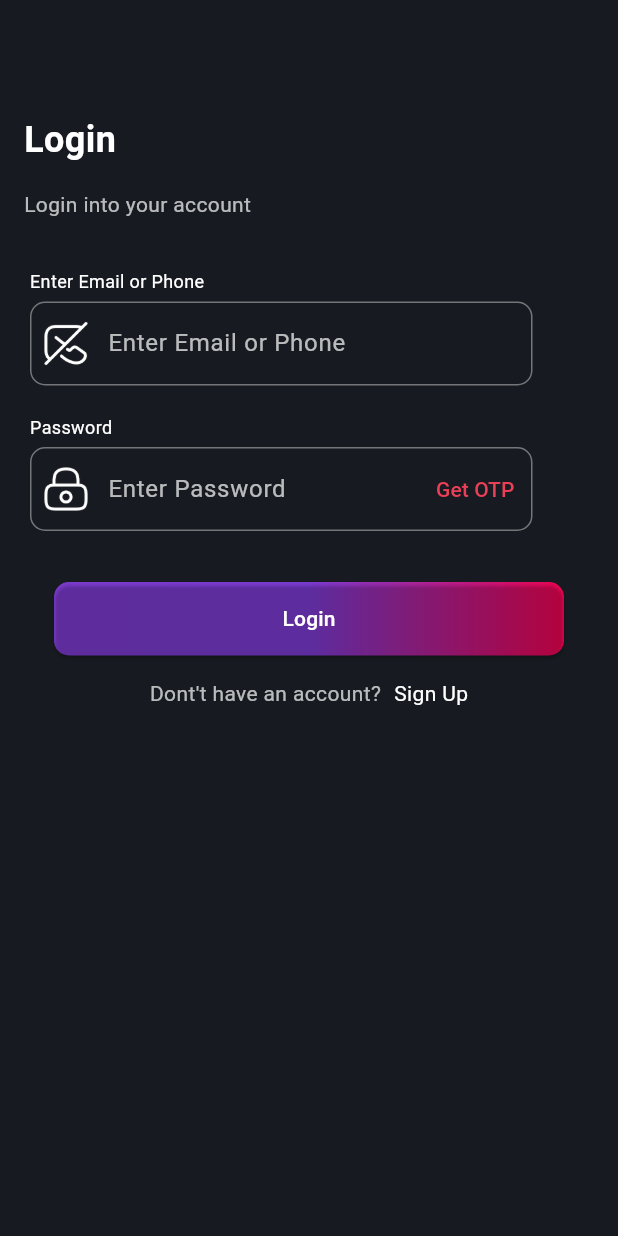
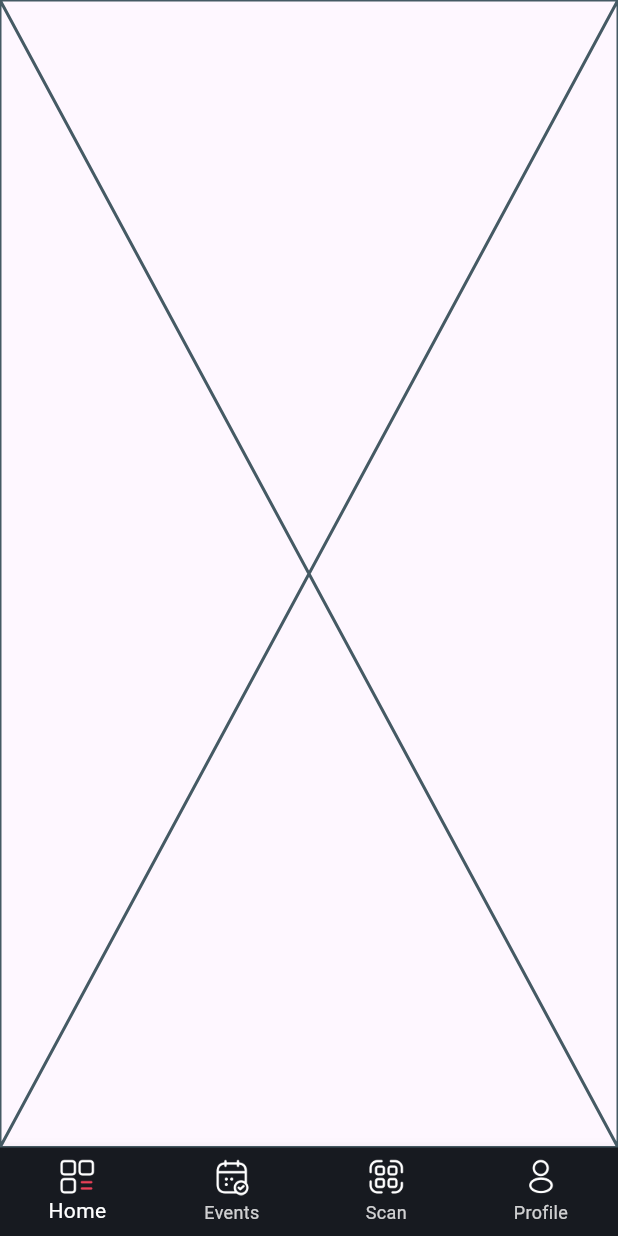
Before and after one commit to fwdAndroid/partymania_owners, a Flutter app: the screen it shows after launch, after a tap on "Login", on a phone screen of 412 x 824 dp. Run offline on Flutter 3.47's test engine with Material 2 defaults, Android fonts, the phone set to English and light mode, and no system bars; Roboto replaces fonts that are missing (Mulish).

Commit message:
Dashboard Pages

```diff
--- a/lib/screens/auth/login_screen.dart
+++ b/lib/screens/auth/login_screen.dart
@@ -1,5 +1,6 @@
 import 'package:flutter/material.dart';
 import 'package:partymania_owners/screens/auth/signup_account.dart';
+import 'package:partymania_owners/screens/main_dashboard.dart';
 import 'package:partymania_owners/utils/button.dart';
 import 'package:partymania_owners/utils/colors.dart';
 import 'package:partymania_owners/utils/controllers.dart';
@@ -116,7 +117,15 @@ class _LoginScreenState extends State<LoginScreen> {
             const SizedBox(
               height: 30,
             ),
-            Center(child: SaveButton(title: 'Login', onTap: () {})),
+            Center(
+                child: SaveButton(
+                    title: 'Login',
+                    onTap: () {
+                      Navigator.push(
+                          context,
+                          MaterialPageRoute(
+                              builder: (builder) => MainScreen()));
+                    })),
             const SizedBox(
               height: 15,
             ),
--- /dev/null
+++ b/lib/screens/dashboard/home_page.dart
@@ -0,0 +1,15 @@
+import 'package:flutter/material.dart';
+
+class HomePage extends StatefulWidget {
+  const HomePage({super.key});
+
+  @override
+  State<HomePage> createState() => _HomePageState();
+}
+
+class _HomePageState extends State<HomePage> {
+  @override
+  Widget build(BuildContext context) {
+    return const Placeholder();
+  }
+}
--- /dev/null
+++ b/lib/screens/main_dashboard.dart
@@ -0,0 +1,77 @@
+import 'package:flutter/material.dart';
+import 'package:partymania_owners/screens/dashboard/event_page.dart';
+import 'package:partymania_owners/screens/dashboard/home_page.dart';
+import 'package:partymania_owners/screens/dashboard/profile_page.dart';
+import 'package:partymania_owners/screens/dashboard/scan_page.dart';
+import 'package:partymania_owners/utils/colors.dart';
+
+class MainScreen extends StatefulWidget {
+  @override
+  _MainScreenState createState() => _MainScreenState();
+}
+
+class _MainScreenState extends State<MainScreen> {
+  int _currentIndex = 0;
+
+  final List<Widget> _screens = [
+    HomePage(), // Replace with your screen widgets
+    EventsPage(),
+    ScanPage(),
+    ProfilePage()
+  ];
+
+  @override
+  Widget build(BuildContext context) {
+    return Scaffold(
+      body: _screens[_currentIndex],
+      bottomNavigationBar: BottomNavigationBar(
+        type: BottomNavigationBarType.fixed,
+        currentIndex: _currentIndex,
+        onTap: (index) {
+          setState(() {
+            _currentIndex = index;
+          });
+        },
+        items: [
+          BottomNavigationBarItem(
+            icon: Image.asset(
+              _currentIndex == 0 ? 'assets/homeblue.png' : 'assets/home.png',
+              height: 25,
+            ),
+            label: 'Home',
+          ),
+          BottomNavigationBarItem(
+            icon: Image.asset(
+              _currentIndex == 1 ? 'assets/mcolor.png' : 'assets/message.png',
+              height: 25,
+            ),
+            label: 'Events',
+          ),
+          BottomNavigationBarItem(
+            label: "Scan",
+            icon: Image.asset(
+              _currentIndex == 2
+                  ? 'assets/scan-barcode_1.png'
+                  : 'assets/scan-barcode.png',
+              height: 25,
+            ),
+          ),
+          BottomNavigationBarItem(
+            label: "Profile",
+            icon: Image.asset(
+              _currentIndex == 3 ? 'assets/profile_color.png' : 'assets/p.png',
+              height: 25,
+            ),
+          ),
+        ],
+        unselectedLabelStyle: TextStyle(color: textColor.withOpacity(.8)),
+        selectedLabelStyle: TextStyle(color: textColor),
+        backgroundColor:
+            backgroundColor, // Set your desired background color here
+        selectedItemColor: textColor, // Set the color for selected item
+        unselectedItemColor:
+            textColor.withOpacity(.8), // Set the color for unselected items
+      ),
+    );
+  }
+}
```
Also changed, not shown: lib/screens/dashboard/event_page.dart (added, +15 -0 lines), lib/screens/dashboard/profile_page.dart (added, +15 -0 lines), lib/screens/dashboard/scan_page.dart (added, +15 -0 lines), assets/home.png (added), assets/homeblue.png (added), assets/mcolor.png (added), assets/message.png (added), assets/p.png (added), assets/profile_color.png (added), assets/scan-barcode.png (added), assets/scan-barcode_1.png (added).
